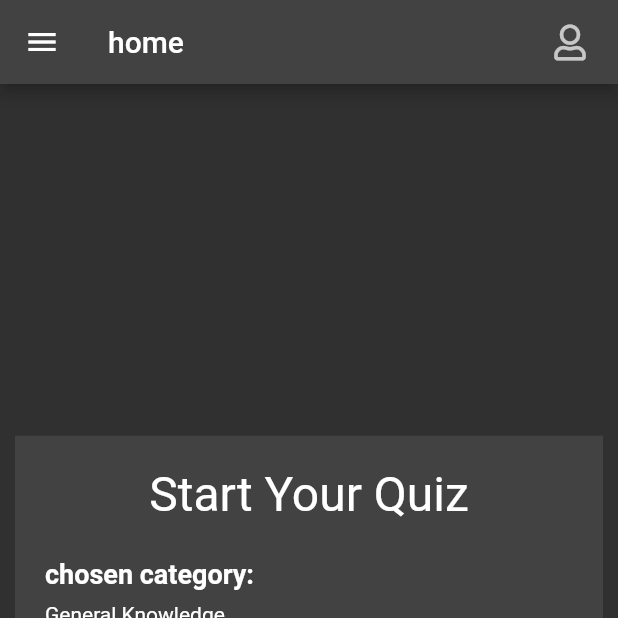
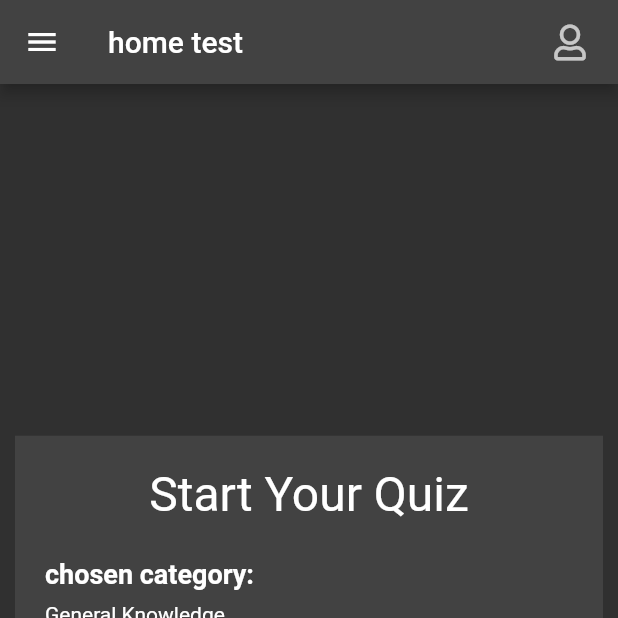
Before and after one commit to Tboules/flutter-trivia, a Flutter app: the screen it shows once a user with an empty profile is signed in, on a phone screen of 412 x 824 dp, the top half of it. Run offline on Flutter 3.47's test engine with Material 2 defaults, Android fonts, the phone set to English and light mode, and no system bars; our stand-ins replace cloud_firestore, firebase_auth, firebase_core, font_awesome_flutter, get, google_sign_in and 1 more; accounts and stored records are empty.

Commit message:
trying out

```diff
--- a/lib/screens/home.dart
+++ b/lib/screens/home.dart
@@ -24,7 +24,7 @@ class HomeScreen extends StatelessWidget {
   Widget _smallScreen() {
     return Scaffold(
       appBar: const CustAppBar(
-        title: 'home',
+        title: 'home test',
         navigate: true,
       ),
       drawer: const Drawer(
```
